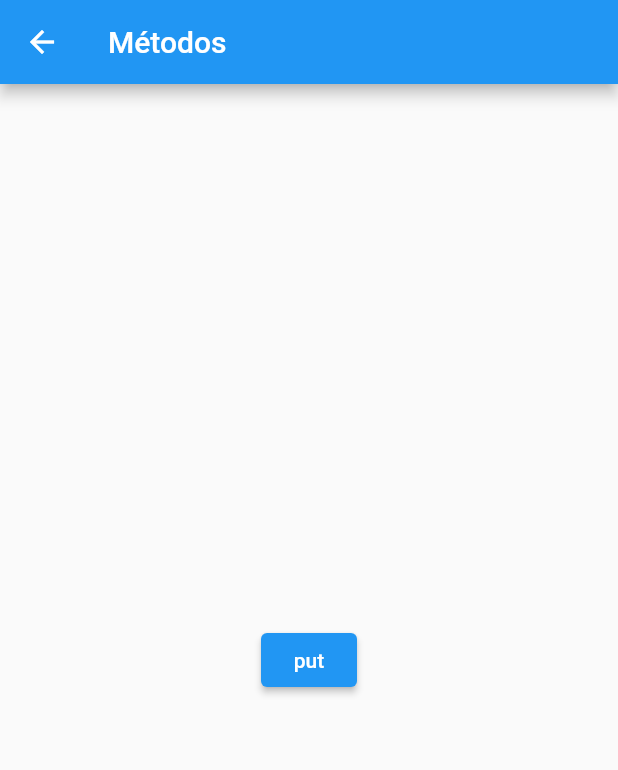
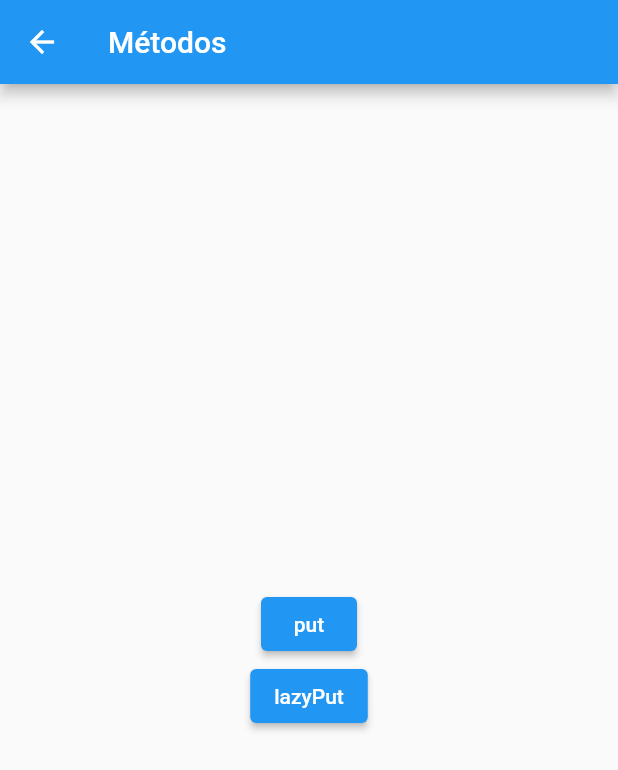
Before and after one commit to leozero3/get_dependencias, a Flutter app: the screen it shows after launch, after a tap on "Métodos", on a phone screen of 412 x 824 dp. Shown: the top 770 px of the screen. Run offline on Flutter 3.47's test engine with Material 2 defaults, Android fonts, the phone set to English and light mode, and no system bars; our stand-ins replace get.

Commit message:
lazyPut, factory e fenix - 4:20

```diff
--- a/lib/main.dart
+++ b/lib/main.dart
@@ -1,10 +1,11 @@
 import 'package:flutter/material.dart';
 import 'package:get/get.dart';
 import 'package:get_dependencias/pages/home_page.dart';
+import 'package:get_dependencias/pages/metodos/lazyPut/lazy_put_page.dart';
 import 'package:get_dependencias/pages/metodos/metodos_home_page.dart';
 import 'package:get_dependencias/pages/metodos/put/put_page.dart';
 
-void main() => runApp(MyApp());
+void main() => runApp(const MyApp());
 
 class MyApp extends StatelessWidget {
   const MyApp({Key? key}) : super(key: key);
@@ -13,9 +14,10 @@ class MyApp extends StatelessWidget {
   Widget build(BuildContext context) {
     return GetMaterialApp(
       getPages: [
-        GetPage(name: '/', page: () => HomePage()),
-        GetPage(name: '/metodos', page: () => MetodosHomePage(),children: [
-          GetPage(name: '/put', page: () => PutPage()),
+        GetPage(name: '/', page: () => const HomePage()),
+        GetPage(name: '/metodos', page: () => const MetodosHomePage(),children: [
+          GetPage(name: '/put', page: () => const PutPage()),
+          GetPage(name: '/lazyPut', page: () =>  LazyPutPage()),
         ]),
 
       ],
--- a/lib/pages/home_page.dart
+++ b/lib/pages/home_page.dart
@@ -1,5 +1,4 @@
 import 'package:flutter/material.dart';
-import 'package:get/get.dart';
 //home_page
 
 class HomePage extends StatelessWidget {
@@ -19,7 +18,7 @@ class HomePage extends StatelessWidget {
               onPressed: () {
                 Navigator.of(context).pushNamed('metodos');
               },
-              child: Text('Métodos'),
+              child: const Text('Métodos'),
             )
           ],
         ),
--- a/lib/pages/metodos/metodos_home_page.dart
+++ b/lib/pages/metodos/metodos_home_page.dart
@@ -19,7 +19,13 @@ class MetodosHomePage extends StatelessWidget {
                 Navigator.of(context).pushNamed('/metodos/put');
               },
               child: const Text('put'),
-            )
+            ),
+            ElevatedButton(
+              onPressed: () {
+                Navigator.of(context).pushNamed('/metodos/lazyPut');
+              },
+              child: const Text('lazyPut'),
+            ),
           ],
         ),
       ),
--- /dev/null
+++ b/lib/pages/metodos/put/put_controller_tag.dart
@@ -0,0 +1,5 @@
+class PutControllerTag {
+    String tag;
+
+    PutControllerTag({required this.tag});
+}
```
Also changed, not shown: lib/pages/metodos/lazyPut/lazy_Put_Controller.dart (added, +7 -0 lines), lib/pages/metodos/lazyPut/lazy_put_page.dart (added, +27 -0 lines), lib/pages/metodos/put/put_page.dart (+8 -3 lines).
